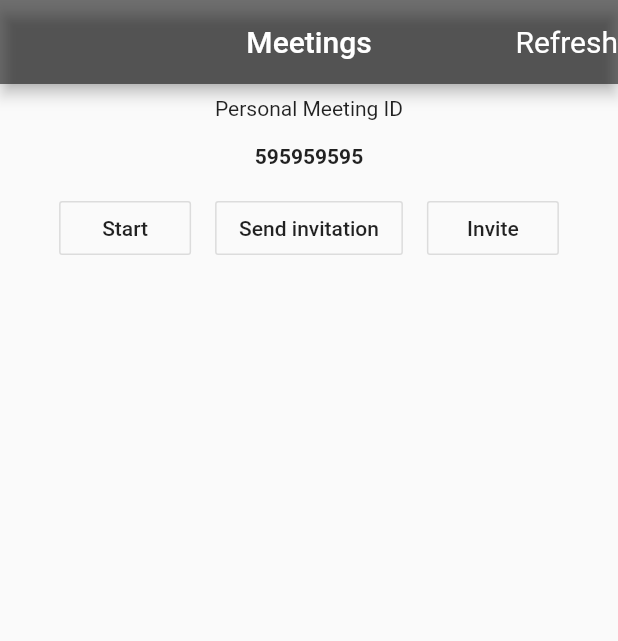
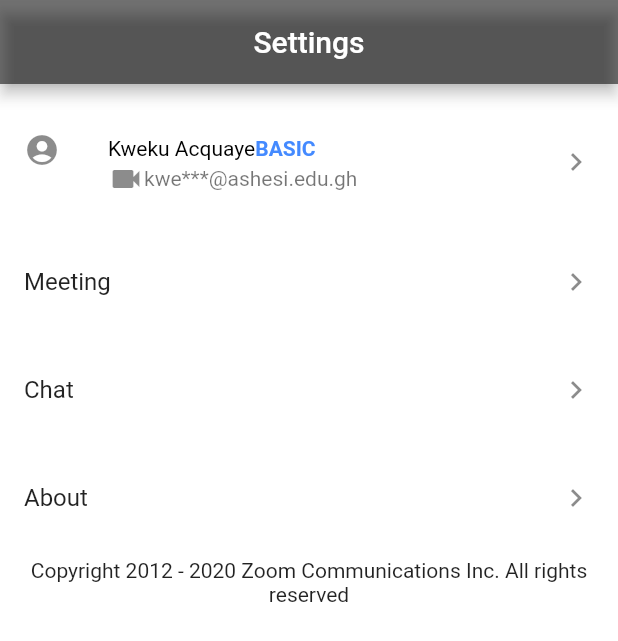
Before and after one commit to kwe-k-u/Cloning-Zoom, a Flutter app: the screen it shows after launch, on a phone screen of 412 x 824 dp. Shown: the top 641 px of the screen. Run offline on Flutter 3.47's test engine with Material 2 defaults, Android fonts, the phone set to English and light mode, and no system bars.

Commit message:
SettingsPage skeleton complete

```diff
--- /dev/null
+++ b/lib/UI/settings.dart
@@ -0,0 +1,100 @@
+import 'package:flutter/material.dart';
+
+class SettingsPage extends StatefulWidget {
+  @override
+  _SettingsPageState createState() => _SettingsPageState();
+}
+
+class _SettingsPageState extends State<SettingsPage> {
+  @override
+  Widget build(BuildContext context) {
+    return MaterialApp(
+      debugShowCheckedModeBanner: false,
+      home: Scaffold(
+        backgroundColor: Colors.white70,
+        appBar: AppBar(
+          title: Text("Settings"),
+          backgroundColor: Colors.black54,
+          centerTitle: true,
+
+        ),
+        body: Column(
+          children: <Widget>[
+
+            Padding(
+              padding: const EdgeInsets.only(top: 16.0),
+              child: Container(
+                color: Colors.white70,
+                child: ListTile(
+                  title: RichText(
+                    text: TextSpan(
+                        text: "Kweku Acquaye",
+                        style: TextStyle(color: Colors.black),
+                        children: [
+                          TextSpan(
+                              style: TextStyle(color: Colors.blueAccent,fontWeight: FontWeight.bold),
+                              text: "BASIC"
+                          )
+                        ]
+                    ),
+                  ),
+                  subtitle: Row(
+                    children: <Widget>[
+                      Icon(Icons.videocam),
+                      Text("kwe***@ashesi.edu.gh",
+                      ),
+                    ],
+                  ),
+                  leading: Icon(Icons.account_circle),
+                  trailing: Icon(Icons.chevron_right),
+                ),
+              ),
+            ),
+
+            Padding(
+              padding: const EdgeInsets.only(top: 16.0),
+              child: Container(
+                color: Colors.white70,
+                child: ListTile(
+                  title: Text("Meeting"),
+                  trailing: Icon(Icons.chevron_right),
+                ),
+              ),
+            ),
+
+            Padding(
+              padding: const EdgeInsets.only(top: 16.0),
+              child: Container(
+                color: Colors.white70,
+                child: ListTile(
+                  title: Text("Chat"),
+                  trailing: Icon(Icons.chevron_right),
+                ),
+              ),
+            ),
+
+            Padding(
+              padding: const EdgeInsets.only(top: 16.0),
+              child: Container(
+                color: Colors.white70,
+                child: ListTile(
+                  title: Text("About"),
+                  trailing: Icon(Icons.chevron_right),
+                ),
+              ),
+            ),
+
+            //todo include copyright symbol
+            Padding(
+              padding: const EdgeInsets.only(top: 12.0),
+              child: Text("Copyright 2012 - 2020 Zoom Communications Inc. All rights reserved",
+              textAlign: TextAlign.center,),
+            )
+
+          ],
+
+        ),
+      ),
+    );
+  }
+}
--- a/lib/main.dart
+++ b/lib/main.dart
@@ -1,6 +1,7 @@
 import 'package:flutter/material.dart';
 import 'package:zoom_0720/UI/homepage.dart';
 import 'package:zoom_0720/UI/meetings.dart';
+import 'package:zoom_0720/UI/settings.dart';
 
 void main() {
   runApp(MyApp());
@@ -9,6 +10,6 @@ void main() {
 class MyApp extends StatelessWidget {
   @override
   Widget build(BuildContext context) {
-    return MeetingsPage();
+    return SettingsPage();
   }
 }
```
